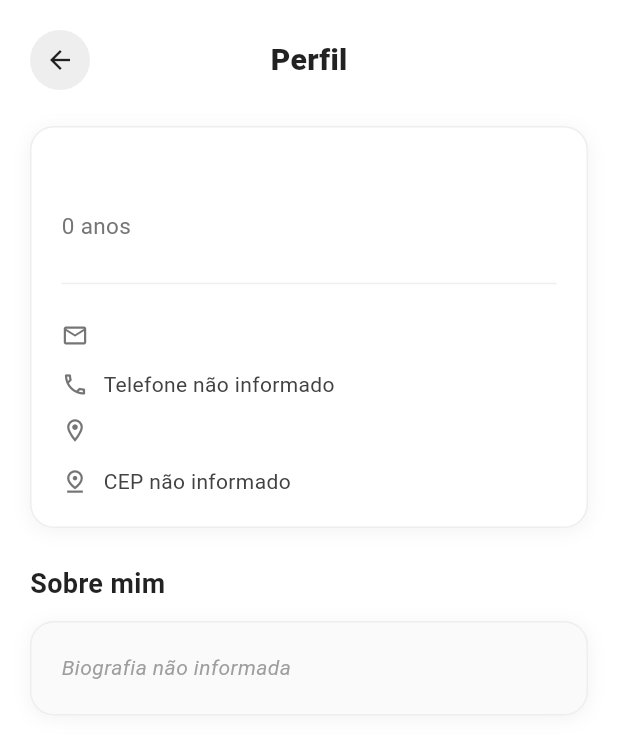
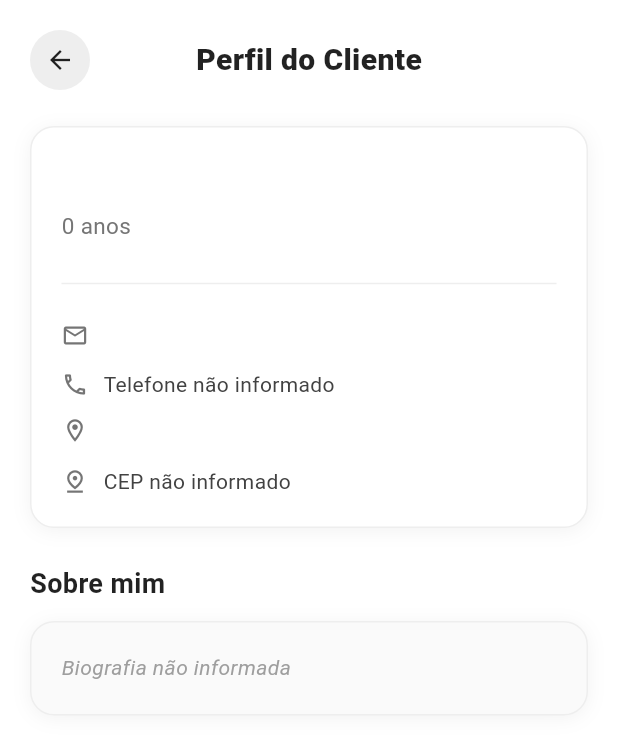
Before and after one commit to michelmanzatotebar/softworktcc, a Flutter app: the TelaPerfilCliente screen opened directly with empty values, on a phone screen of 412 x 824 dp. Shown: the top 755 px of the screen. Run offline on Flutter 3.47's test engine with Material 3 defaults, Android fonts, the phone set to English and light mode, and no system bars; our stand-ins replace firebase_auth, firebase_core, firebase_database, firebase_messaging, flutter_local_notifications, google_fonts and 2 more; accounts and stored records are empty.

Commit message:
atualizando tela cliente perfil

```diff
--- a/softwork_tcc/lib/telas/tela_perfil_cliente.dart
+++ b/softwork_tcc/lib/telas/tela_perfil_cliente.dart
@@ -356,7 +356,7 @@ class _TelaPerfilClienteState extends State<TelaPerfilCliente> {
                   Expanded(
                     child: Center(
                       child: Text(
-                        'Perfil',
+                        'Perfil do Cliente',
                         style: TextStyle(
                           fontSize: 20,
                           fontWeight: FontWeight.w800,
```
